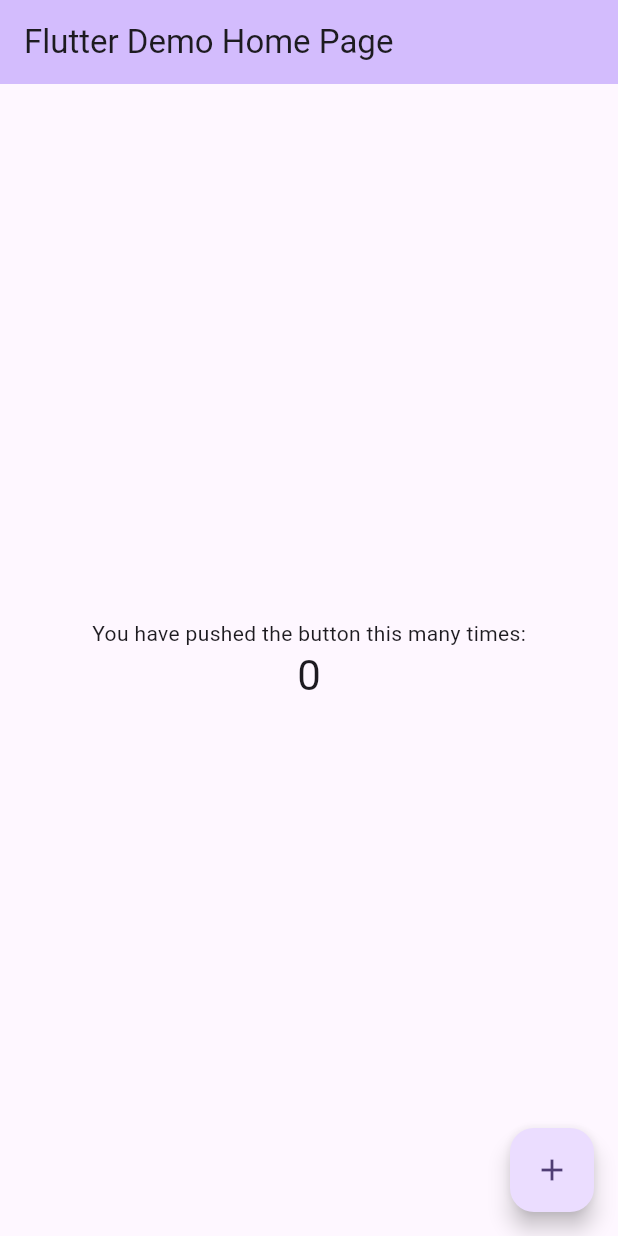
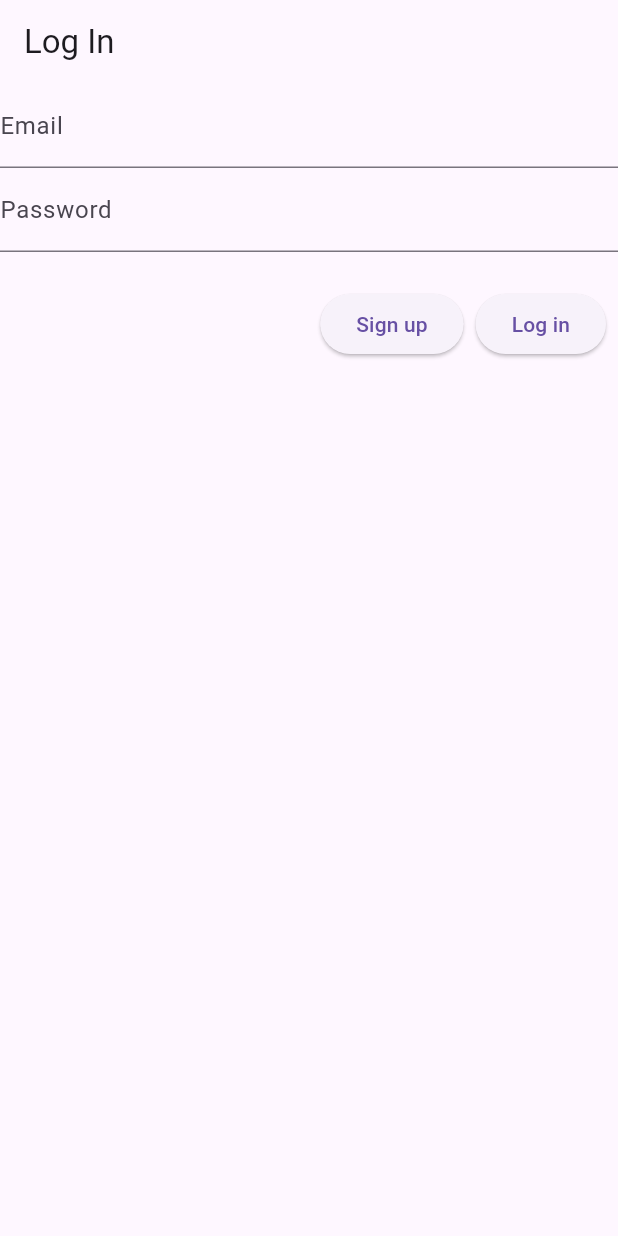
Before and after one commit to aimbesi1/mobile-project2, a Flutter app: the screen it shows after launch, on a phone screen of 412 x 824 dp. Run offline on Flutter 3.47's test engine with Material 3 defaults, Android fonts, the phone set to English and light mode, and no system bars; our stand-ins replace cloud_firestore, firebase_auth, firebase_core, firebase_messaging; accounts and stored records are empty.

Commit message:
Add basic auth screen with placeholder homepage

```diff
--- /dev/null
+++ b/project2/lib/auth.dart
@@ -0,0 +1,167 @@
+import 'package:firebase_core/firebase_core.dart';
+import 'package:flutter/material.dart';
+import 'package:cloud_firestore/cloud_firestore.dart';
+import 'package:project2/firebase_options.dart';
+import 'package:firebase_auth/firebase_auth.dart';
+import 'package:project2/homepage.dart';
+
+final FirebaseAuth _auth = FirebaseAuth.instance;
+final FirebaseFirestore _db = FirebaseFirestore.instance;
+
+// class AuthSelect extends StatelessWidget {
+
+//   @override
+//   Widget build(BuildContext context) {
+//     return StreamBuilder(
+//       stream: FirebaseAuth.instance.authStateChanges(),
+//       builder: (context, snapshot) {
+//         if (snapshot.connectionState == ConnectionState.waiting) {
+//           return CircularProgressIndicator();
+//         } else if (snapshot.hasData) {
+//           return HomePage();
+//         } else {
+//           return LoginForm();
+//         }
+//       },
+//     );
+//   }
+// }
+
+class LoginForm extends StatefulWidget {
+  LoginForm({super.key});
+
+  @override
+  LoginFormState createState() {
+    return LoginFormState();
+  }
+}
+
+class LoginFormState extends State<LoginForm> {
+  final _formKey = GlobalKey<FormState>();
+  final _emailController = TextEditingController();
+  final _passController = TextEditingController();
+
+  @override
+  Widget build(BuildContext context) {
+    return Scaffold(
+      appBar: AppBar(title: const Text("Log In")),
+      body: Form(
+        key: _formKey,
+        child: Column(
+          crossAxisAlignment: CrossAxisAlignment.start,
+          textDirection: TextDirection.ltr,
+          children: [
+            // Email
+            TextFormField(
+              controller: _emailController,
+              validator: (value) {
+                if (value == null || value.isEmpty) {
+                  return 'Please enter some text';
+                } else if (!(value.contains(
+                    RegExp(r'^[a-z0-9]+@[a-z]+.([a-z]+.)*(com|edu|org)$')))) {
+                  return 'Please enter a valid email address';
+                }
+                return null;
+              },
+              decoration: InputDecoration(
+                border: UnderlineInputBorder(),
+                labelText: "Email",
+              ),
+            ),
+            TextFormField(
+              controller: _passController,
+              obscureText: true,
+              validator: (value) {
+                if (value == null || value.isEmpty) {
+                  return 'Please enter some text';
+                } else if (value.length < 8) {
+                  return 'Password must be at least 8 characters long';
+                } else if (!(value.contains(RegExp(r'\W')) &&
+                    value.contains(RegExp(r'[A-Z]')) &&
+                    value.contains(RegExp(r'[0-9]')))) {
+                  return 'Password must contain one uppercase letter, one number, one special character';
+                }
+                return null;
+              },
+              decoration: InputDecoration(
+                border: UnderlineInputBorder(),
+                labelText: "Password",
+              ),
+            ),
+            Padding(
+              padding: const EdgeInsets.symmetric(vertical: 16),
+              child: ButtonBar(children: [
+                // Sign up
+                ElevatedButton(
+                  onPressed: () async {
+                    if (_formKey.currentState!.validate()) {
+                      ScaffoldMessenger.of(context).showSnackBar(
+                        const SnackBar(content: Text('Processing Data')),
+                      );
+
+                      try {
+                        await _auth.createUserWithEmailAndPassword(
+                          email: _emailController.text,
+                          password: _passController.text,
+                        );
+                        debugPrint("Got credentials");
+                        // if (!Navigator.of(context).canPop()) {
+                        Navigator.pushReplacement(
+                          context,
+                          MaterialPageRoute(builder: (context) => HomePage()),
+                        );
+                        // }
+                      } on FirebaseAuthException catch (e) {
+                        if (e.code == 'weak-password') {
+                          debugPrint('The password provided is too weak.');
+                        } else if (e.code == 'email-already-in-use') {
+                          debugPrint('The account already exists for that email.');
+                        }
+                      } catch (e) {
+                        debugPrint(e.toString());
+                      }
+                    }
+                  },
+                  child: const Text('Sign up'),
+                ),
+                ElevatedButton(
+                  // Log in
+                  onPressed: () async {
+                    if (_formKey.currentState!.validate()) {
+                      ScaffoldMessenger.of(context).showSnackBar(
+                        const SnackBar(content: Text('Processing Data')),
+                      );
+
+                      try {
+                        await _auth.signInWithEmailAndPassword(
+                          email: _emailController.text,
+                          password: _passController.text,
+                        );
+                        debugPrint("Got credentials");
+                        // if (!Navigator.of(context).canPop()) {
+                        Navigator.pushReplacement(
+                          context,
+                          MaterialPageRoute(builder: (context) => HomePage()),
+                        );
+                        // }
+                      } on FirebaseAuthException catch (e) {
+                        if (e.code == 'user-not-found') {
+                          debugPrint('No user found for that email.');
+                        } else if (e.code == 'wrong-password') {
+                          debugPrint('Wrong password provided for that user.');
+                        }
+                      } catch (e) {
+                        debugPrint(e.toString());
+                      }
+                    }
+                  },
+                  child: const Text('Log in'),
+                ),
+              ]),
+            ),
+          ],
+        ),
+      ),
+    );
+  }
+}
--- a/project2/lib/main.dart
+++ b/project2/lib/main.dart
@@ -1,125 +1,46 @@
+import 'package:firebase_core/firebase_core.dart';
 import 'package:flutter/material.dart';
+import 'package:cloud_firestore/cloud_firestore.dart';
+import 'package:project2/auth.dart';
+import 'package:project2/firebase_options.dart';
+import 'package:firebase_auth/firebase_auth.dart';
+import 'package:project2/homepage.dart';
 
-void main() {
-  runApp(const MyApp());
+
+void main() async {
+  WidgetsFlutterBinding.ensureInitialized();
+  await Firebase.initializeApp(
+    options: DefaultFirebaseOptions.currentPlatform,
+  );
+  runApp(RealEstateApp());
 }
 
-class MyApp extends StatelessWidget {
-  const MyApp({super.key});
+class RealEstateApp extends StatelessWidget {
+  const RealEstateApp({Key? key}) : super(key: key);
+
+  // final Future<FirebaseApp> _initFirebase = Firebase.initializeApp();
 
   // This widget is the root of your application.
   @override
   Widget build(BuildContext context) {
     return MaterialApp(
-      title: 'Flutter Demo',
-      theme: ThemeData(
-        // This is the theme of your application.
-        //
-        // TRY THIS: Try running your application with "flutter run". You'll see
-        // the application has a purple toolbar. Then, without quitting the app,
-        // try changing the seedColor in the colorScheme below to Colors.green
-        // and then invoke "hot reload" (save your changes or press the "hot
-        // reload" button in a Flutter-supported IDE, or press "r" if you used
-        // the command line to start the app).
-        //
-        // Notice that the counter didn't reset back to zero; the application
-        // state is not lost during the reload. To reset the state, use hot
-        // restart instead.
-        //
-        // This works for code too, not just values: Most code changes can be
-        // tested with just a hot reload.
-        colorScheme: ColorScheme.fromSeed(seedColor: Colors.deepPurple),
-        useMaterial3: true,
-      ),
-      home: const MyHomePage(title: 'Flutter Demo Home Page'),
-    );
+        title: 'Real Estate Time',
+        theme: ThemeData(
+          primarySwatch: Colors.red,
+        ),
+        initialRoute: '/',
+        routes: {
+          '/': (context) {
+            final FirebaseAuth _auth = FirebaseAuth.instance;
+            _auth.idTokenChanges().listen((event) {});
+            if (_auth.currentUser == null) {
+              return LoginForm();
+            } else {
+              return HomePage();
+            }
+          },
+          '/auth': (context) => LoginForm(),
+          '/home': (context) => HomePage(),
+        });
   }
 }
-
-class MyHomePage extends StatefulWidget {
-  const MyHomePage({super.key, required this.title});
-
-  // This widget is the home page of your application. It is stateful, meaning
-  // that it has a State object (defined below) that contains fields that affect
-  // how it looks.
-
-  // This class is the configuration for the state. It holds the values (in this
-  // case the title) provided by the parent (in this case the App widget) and
-  // used by the build method of the State. Fields in a Widget subclass are
-  // always marked "final".
-
-  final String title;
-
-  @override
-  State<MyHomePage> createState() => _MyHomePageState();
-}
-
-class _MyHomePageState extends State<MyHomePage> {
-  int _counter = 0;
-
-  void _incrementCounter() {
-    setState(() {
-      // This call to setState tells the Flutter framework that something has
-      // changed in this State, which causes it to rerun the build method below
-      // so that the display can reflect the updated values. If we changed
-      // _counter without calling setState(), then the build method would not be
-      // called again, and so nothing would appear to happen.
-      _counter++;
-    });
-  }
-
-  @override
-  Widget build(BuildContext context) {
-    // This method is rerun every time setState is called, for instance as done
-    // by the _incrementCounter method above.
-    //
-    // The Flutter framework has been optimized to make rerunning build methods
-    // fast, so that you can just rebuild anything that needs updating rather
-    // than having to individually change instances of widgets.
-    return Scaffold(
-      appBar: AppBar(
-        // TRY THIS: Try changing the color here to a specific color (to
-        // Colors.amber, perhaps?) and trigger a hot reload to see the AppBar
-        // change color while the other colors stay the same.
-        backgroundColor: Theme.of(context).colorScheme.inversePrimary,
-        // Here we take the value from the MyHomePage object that was created by
-        // the App.build method, and use it to set our appbar title.
-        title: Text(widget.title),
-      ),
-      body: Center(
-        // Center is a layout widget. It takes a single child and positions it
-        // in the middle of the parent.
-        child: Column(
-          // Column is also a layout widget. It takes a list of children and
-          // arranges them vertically. By default, it sizes itself to fit its
-          // children horizontally, and tries to be as tall as its parent.
-          //
-          // Column has various properties to control how it sizes itself and
-          // how it positions its children. Here we use mainAxisAlignment to
-          // center the children vertically; the main axis here is the vertical
-          // axis because Columns are vertical (the cross axis would be
-          // horizontal).
-          //
-          // TRY THIS: Invoke "debug painting" (choose the "Toggle Debug Paint"
-          // action in the IDE, or press "p" in the console), to see the
-          // wireframe for each widget.
-          mainAxisAlignment: MainAxisAlignment.center,
-          children: <Widget>[
-            const Text(
-              'You have pushed the button this many times:',
-            ),
-            Text(
-              '$_counter',
-              style: Theme.of(context).textTheme.headlineMedium,
-            ),
-          ],
-        ),
-      ),
-      floatingActionButton: FloatingActionButton(
-        onPressed: _incrementCounter,
-        tooltip: 'Increment',
-        child: const Icon(Icons.add),
-      ), // This trailing comma makes auto-formatting nicer for build methods.
-    );
-  }
-}
```
Also changed, not shown: project2/lib/homepage.dart (added, +13 -0 lines), project2/lib/messaging_test.dart (added, +86 -0 lines), project2/firebase.json (added), project2/lib/firebase_options.dart (added), 1 other file.
